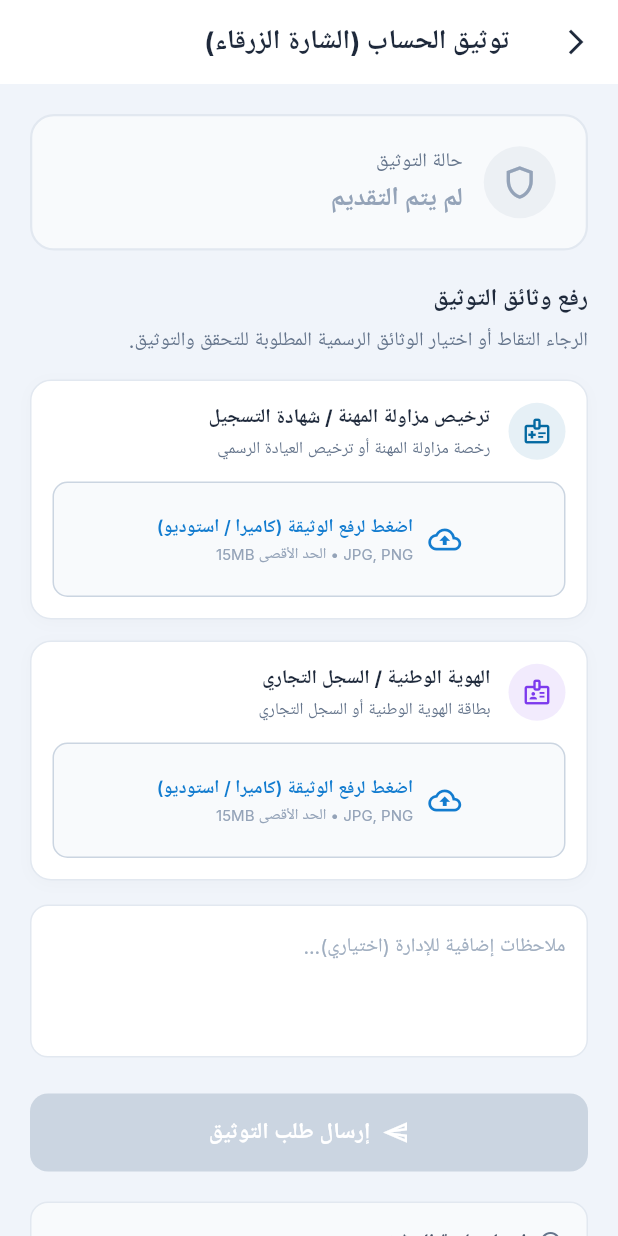
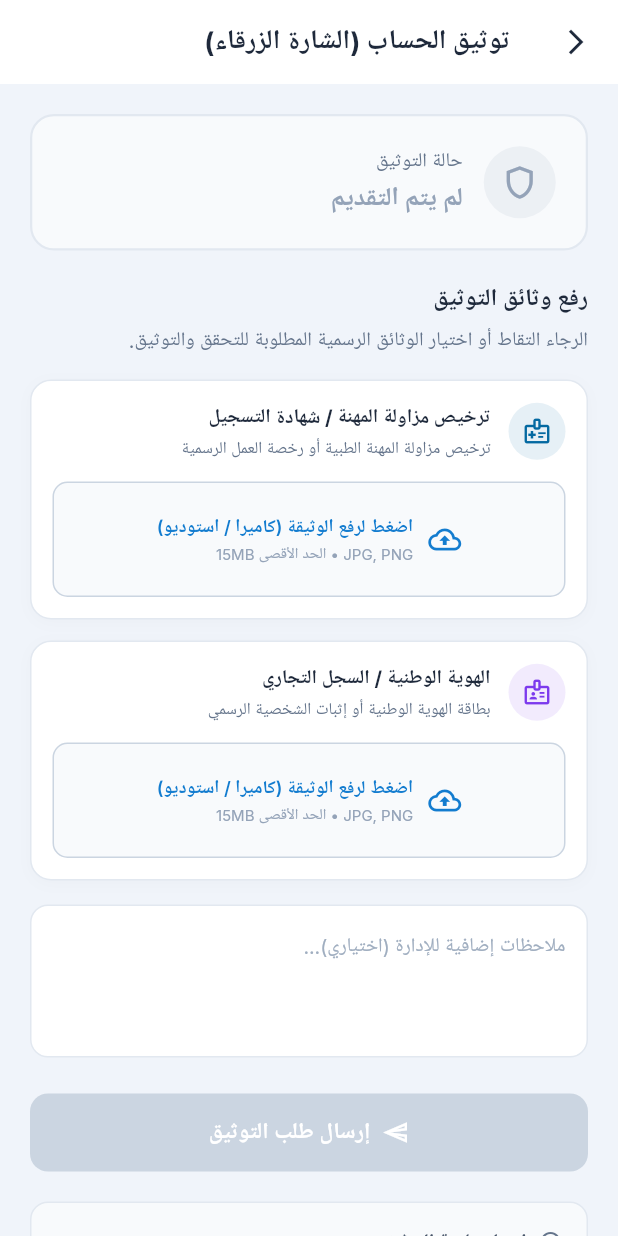
Before and after one commit to Mohosin075/app-nabeelaljirbi, a Flutter app: the VerificationScreen screen opened directly, on a phone screen of 412 x 824 dp. Run offline on Flutter 3.47's test engine with Material 3 defaults, Android fonts, the phone set to English and light mode, and no system bars; our stand-ins replace cached_network_image, carousel_slider, firebase_core, firebase_messaging, flutter_cache_manager, flutter_dotenv and 13 more; missing offline and left inert: flutter_stripe; accounts and stored records are empty; network calls fail; project files that could hold a hidden picture were left out.

Commit message:
feat: add doctor profile, verification, and home screen modules with localization support

```diff
--- a/lib/core/localization/language_strings.dart
+++ b/lib/core/localization/language_strings.dart
@@ -1220,12 +1220,8 @@ class AppLanguages extends Translations {
       'filters': 'Filters',
       'no_show': 'No-Show',
       'filter_reports': 'Filter Reports',
-      'apply_filters': 'Apply Filters',
-      'select_clinic': 'Select Clinic',
       'appointment_status': 'Appointment Status',
       'time_shift': 'Time Shift',
-      'clear_all': 'Clear All',
-      'clinic': 'Clinic',
       'status': 'Status',
       'blue_badge_verification': 'Blue Badge Verification',
       'verified_account': 'Verified Account',
@@ -1245,6 +1241,36 @@ class AppLanguages extends Translations {
       'resubmit_documents': 'Re-submit Documents',
       'badge_active_note': 'Your Blue Badge is active and visible on the public platform.',
       'badge_pending_activation': 'Documents approved! The Blue Badge will be activated publicly by administration.',
+      'verification_under_review_desc': 'Your request is under review by our administration team. You will be notified once complete.',
+      'submitted_documents': 'Submitted Documents',
+      'official_document': 'Official Document',
+      'uploaded_successfully': 'Uploaded successfully',
+      'upload_documents_instruction': 'Please capture or select the official documents required for verification.',
+      'clinic_license_doc': 'Clinic Operating License',
+      'clinic_license_desc': 'Official clinic operating license or practice permit',
+      'commercial_registration_doc': 'Commercial Registration',
+      'commercial_registration_desc': 'National ID card or commercial registry',
+      'doctor_license_desc': 'Official medical practice license or practice permit',
+      'doctor_id_desc': 'National ID card or personal identity document',
+      'optional_notes_hint': 'Additional notes for administration (optional)...',
+      'submitted_successfully': 'Submitted Successfully',
+      'submission_failed_try_again': 'An error occurred during submission. Please try again.',
+      'ready': 'Ready',
+      'uploading_doc_securely': 'Uploading document securely to cloud...',
+      'document_attached': 'Document Attached',
+      'tap_for_full_preview': 'Tap for full preview',
+      'change': 'Change',
+      'tap_to_upload_doc': 'Tap to upload document (Camera / Gallery)',
+      'file_size_limit': 'JPG, PNG • Max 15MB',
+      'select_doc_source': 'Upload Document',
+      'capture_with_camera': 'Camera',
+      'capture_directly': 'Capture document directly',
+      'select_from_gallery': 'Gallery',
+      'select_saved_file': 'Select saved image or file',
+      'close': 'Close',
+      'upload_error': 'Upload Error',
+      'upload_license_failed': 'Failed to upload license document. Please try again.',
+      'upload_id_failed': 'Failed to upload ID document. Please try again.',
     },
     'ar_SA': {
       'language': 'اللغة',
@@ -2441,12 +2467,8 @@ class AppLanguages extends Translations {
       'filters': 'الفلاتر',
       'no_show': 'لم يحضر',
       'filter_reports': 'تصفية التقارير',
-      'apply_filters': 'تطبيق الفلاتر',
-      'select_clinic': 'اختر العيادة',
       'appointment_status': 'حالة الموعد',
       'time_shift': 'الفترة الزمنية',
-      'clear_all': 'مسح الكل',
-      'clinic': 'العيادة',
       'status': 'الحالة',
       'blue_badge_verification': 'توثيق الحساب (الشارة الزرقاء)',
       'verified_account': 'حساب موثق رسمياً',
@@ -2466,6 +2488,36 @@ class AppLanguages extends Translations {
       'resubmit_documents': 'إعادة إرسال الوثائق',
       'badge_active_note': 'الشارة الزرقاء مفعّلة وظاهرة للجميع في المنصة.',
       'badge_pending_activation': 'تمت الموافقة على الوثائق، وسيتم تفعيل الشارة من قِبل الإدارة قريباً.',
+      'verification_under_review_desc': 'طلبك قيد المراجعة لدى فريق الإدارة. سيتم إشعارك فور اكتمال التدقيق.',
+      'submitted_documents': 'الوثائق المقدمة',
+      'official_document': 'وثيقة رسمية',
+      'uploaded_successfully': 'تم الرفع بنجاح',
+      'upload_documents_instruction': 'الرجاء التقاط أو اختيار الوثائق الرسمية المطلوبة للتحقق والتوثيق.',
+      'clinic_license_doc': 'رخصة تشغيل العيادة الرسمية',
+      'clinic_license_desc': 'رخصة مزاولة المهنة أو ترخيص العيادة الرسمي',
+      'commercial_registration_doc': 'السجل التجاري',
+      'commercial_registration_desc': 'بطاقة الهوية الوطنية أو السجل التجاري',
+      'doctor_license_desc': 'ترخيص مزاولة المهنة الطبية أو رخصة العمل الرسمية',
+      'doctor_id_desc': 'بطاقة الهوية الوطنية أو إثبات الشخصية الرسمي',
+      'optional_notes_hint': 'ملاحظات إضافية للإدارة (اختياري)...',
+      'submitted_successfully': 'تم الإرسال بنجاح',
+      'submission_failed_try_again': 'حدث خطأ أثناء الإرسال. الرجاء المحاولة مرة أخرى.',
+      'ready': 'جاهز',
+      'uploading_doc_securely': 'جاري رفع الوثيقة بأمان إلى السحابة...',
+      'document_attached': 'تم إرفاق الوثيقة',
+      'tap_for_full_preview': 'اضغط للمعاينة الكاملة',
+      'change': 'تغيير',
+      'tap_to_upload_doc': 'اضغط لرفع الوثيقة (كاميرا / استوديو)',
+      'file_size_limit': 'JPG, PNG • الحد الأقصى 15MB',
+      'select_doc_source': 'اختيار مصدر الوثيقة',
+      'capture_with_camera': 'التقاط صورة بالكاميرا',
+      'capture_directly': 'تصوير الوثيقة مباشرة',
+      'select_from_gallery': 'اختيار من الاستوديو',
+      'select_saved_file': 'اختيار ملف أو صورة محفوظة',
+      'close': 'إغلاق',
+      'upload_error': 'خطأ في الرفع',
+      'upload_license_failed': 'فشل في رفع وثيقة الترخيص. يرجى المحاولة مرة أخرى.',
+      'upload_id_failed': 'فشل في رفع وثيقة الهوية. يرجى المحاولة مرة أخرى.',
     },
   };
 }
--- a/lib/core/widgets/blue_badge_widget.dart
+++ b/lib/core/widgets/blue_badge_widget.dart
@@ -75,9 +75,7 @@ class BlueBadgeWidget extends StatelessWidget {
                 ),
                 const SizedBox(height: 12),
                 // Verbatim Notice Content (Rendered in RTL Arabic / English fallback)
-                Directionality(
-                  textDirection: TextDirection.rtl,
-                  child: Container(
+                Container(
                   padding: const EdgeInsets.all(12),
                   decoration: BoxDecoration(
                     color: const Color(0xffF8FAFC),
@@ -93,7 +91,6 @@ class BlueBadgeWidget extends StatelessWidget {
                       lineHeight: 1.6,
                     ),
                     textAlign: TextAlign.justify,
-                    ),
                   ),
                 ),
                 const SizedBox(height: 18),
--- a/lib/feature/common/verification/view/verification_screen.dart
+++ b/lib/feature/common/verification/view/verification_screen.dart
@@ -218,13 +218,12 @@ class VerificationScreen extends StatelessWidget {
           if (status == 'PENDING') ...[
             const SizedBox(height: 14),
             Text(
-              'طلبك قيد المراجعة لدى فريق الإدارة. سيتم إشعارك فور اكتمال التدقيق.',
+              'verification_under_review_desc'.tr,
               style: globalTextStyle(
                 fontSize: 12,
                 color: const Color(0xff92400E),
                 lineHeight: 1.6,
               ),
-              textDirection: TextDirection.rtl,
             ),
           ],
 
@@ -286,7 +285,7 @@ class VerificationScreen extends StatelessWidget {
               const Icon(Icons.folder_shared_outlined, color: AppColors.primaryColor, size: 20),
               const SizedBox(width: 8),
               Text(
-                'الوثائق المقدمة (Submitted Documents)',
+                'submitted_documents'.tr,
                 style: globalTextStyle(
                   fontSize: 14,
                   fontWeight: FontWeight.w700,
@@ -297,7 +296,7 @@ class VerificationScreen extends StatelessWidget {
           ),
           const SizedBox(height: 14),
           ...controller.documents.map((doc) {
-            final title = doc['title'] ?? 'وثيقة رسمية';
+            final title = doc['title'] ?? 'official_document'.tr;
             final url = doc['url'] ?? '';
             return Container(
               margin: const EdgeInsets.only(bottom: 10),
@@ -342,7 +341,7 @@ class VerificationScreen extends StatelessWidget {
                         ),
                         const SizedBox(height: 2),
                         Text(
-                          'تم الرفع بنجاح (Uploaded)',
+                          'uploaded_successfully'.tr,
                           style: globalTextStyle(fontSize: 11, color: const Color(0xff16A34A)),
                         ),
                       ],
@@ -415,21 +414,20 @@ class VerificationScreen extends StatelessWidget {
         ),
         const SizedBox(height: 6),
         Text(
-          'الرجاء التقاط أو اختيار الوثائق الرسمية المطلوبة للتحقق والتوثيق.',
+          'upload_documents_instruction'.tr,
           style: globalTextStyle(
             fontSize: 13,
             color: const Color(0xff64748B),
             lineHeight: 1.5,
           ),
-          textDirection: TextDirection.rtl,
         ),
         const SizedBox(height: 16),
 
         // Document 1: License Card
         Obx(() => _buildNativeDocumentCard(
               context: context,
-              title: isClinic ? 'Clinic Operating License' : 'medical_license_doc'.tr,
-              subtitle: 'رخصة مزاولة المهنة أو ترخيص العيادة الرسمي',
+              title: isClinic ? 'clinic_license_doc'.tr : 'medical_license_doc'.tr,
+              subtitle: isClinic ? 'clinic_license_desc'.tr : 'doctor_license_desc'.tr,
               icon: Icons.medical_information_outlined,
               iconColor: const Color(0xff0369A1),
               isUploading: controller.isUploadingLicense.value,
@@ -446,8 +444,8 @@ class VerificationScreen extends StatelessWidget {
         // Document 2: ID / Registration Card
         Obx(() => _buildNativeDocumentCard(
               context: context,
-              title: isClinic ? 'Commercial Registration' : 'id_proof_doc'.tr,
-              subtitle: 'بطاقة الهوية الوطنية أو السجل التجاري',
+              title: isClinic ? 'commercial_registration_doc'.tr : 'id_proof_doc'.tr,
+              subtitle: isClinic ? 'commercial_registration_desc'.tr : 'doctor_id_desc'.tr,
               icon: Icons.badge_outlined,
               iconColor: const Color(0xff7C3AED),
               isUploading: controller.isUploadingId.value,
@@ -471,9 +469,8 @@ class VerificationScreen extends StatelessWidget {
           child: TextField(
             controller: notesController,
             maxLines: 3,
-            textDirection: TextDirection.rtl,
             decoration: InputDecoration(
-              hintText: 'ملاحظات إضافية للإدارة (اختياري)...',
+              hintText: 'optional_notes_hint'.tr,
               hintStyle: globalTextStyle(
                 fontSize: 13,
                 color: const Color(0xffA0AEC0),
@@ -524,7 +521,7 @@ class VerificationScreen extends StatelessWidget {
 
                       if (success) {
                         Get.snackbar(
-                          'تم الإرسال بنجاح',
+                          'submitted_successfully'.tr,
                           'verification_submitted_success'.tr,
                           backgroundColor: const Color(0xffF0FDF4),
                           colorText: const Color(0xff15803D),
@@ -532,8 +529,8 @@ class VerificationScreen extends StatelessWidget {
                         );
                       } else {
                         Get.snackbar(
-                          'خطأ',
-                          'حدث خطأ أثناء الإرسال. الرجاء المحاولة مرة أخرى.',
+                          'error'.tr,
+                          'submission_failed_try_again'.tr,
                           backgroundColor: const Color(0xffFEE2E2),
                           colorText: const Color(0xff991B1B),
                           snackPosition: SnackPosition.BOTTOM,
@@ -670,7 +667,7 @@ class VerificationScreen extends StatelessWidget {
                         const Icon(Icons.check_circle, size: 12, color: Color(0xff16A34A)),
                         const SizedBox(width: 4),
                         Text(
-                          'Ready',
+                          'ready'.tr,
                           style: globalTextStyle(
                             fontSize: 10,
                             fontWeight: FontWeight.w600,
@@ -700,7 +697,7 @@ class VerificationScreen extends StatelessWidget {
                   ),
                   const SizedBox(height: 10),
                   Text(
-                    'جاري رفع الوثيقة بأمان إلى السحابة...',
+                    'uploading_doc_securely'.tr,
                     style: globalTextStyle(fontSize: 12, color: const Color(0xff64748B)),
                   ),
                 ],
@@ -745,7 +742,7 @@ class VerificationScreen extends StatelessWidget {
                       crossAxisAlignment: CrossAxisAlignment.start,
                       children: [
                         Text(
-                          'Document Attached',
+                          'document_attached'.tr,
                           style: globalTextStyle(
                             fontSize: 12,
                             fontWeight: FontWeight.w600,
@@ -756,7 +753,7 @@ class VerificationScreen extends StatelessWidget {
                         GestureDetector(
                           onTap: () => _showImagePreviewDialog(context, uploadedUrl, title),
                           child: Text(
-                            'اضغط للمعاينة الكاملة',
+                            'tap_for_full_preview'.tr,
                             style: globalTextStyle(
                               fontSize: 11,
                               color: AppColors.primaryColor,
@@ -771,7 +768,7 @@ class VerificationScreen extends StatelessWidget {
                     onPressed: onTapPick,
                     icon: const Icon(Icons.refresh, size: 14, color: Color(0xff475569)),
                     label: Text(
-                      'تغيير',
+                      'change'.tr,
                       style: globalTextStyle(fontSize: 11, color: const Color(0xff475569)),
                     ),
                   ),
@@ -810,7 +807,7 @@ class VerificationScreen extends StatelessWidget {
                       crossAxisAlignment: CrossAxisAlignment.start,
                       children: [
                         Text(
-                          'اضغط لرفع الوثيقة (كاميرا / استوديو)',
+                          'tap_to_upload_doc'.tr,
                           style: globalTextStyle(
                             fontSize: 12,
                             fontWeight: FontWeight.w600,
@@ -819,7 +816,7 @@ class VerificationScreen extends StatelessWidget {
                         ),
                         const SizedBox(height: 2),
                         Text(
-                          'JPG, PNG • الحد الأقصى 15MB',
+                          'file_size_limit'.tr,
                           style: globalTextStyle(
                             fontSize: 10,
                             color: const Color(0xff94A3B8),
@@ -865,7 +862,7 @@ class VerificationScreen extends StatelessWidget {
                 ),
               ),
               Text(
-                'اختيار مصدر الوثيقة (Upload Document)',
+                'select_doc_source'.tr,
                 style: globalTextStyle(
                   fontSize: 15,
                   fontWeight: FontWeight.w700,
@@ -884,11 +881,11 @@ class VerificationScreen extends StatelessWidget {
                   child: const Icon(Icons.camera_alt_outlined, color: AppColors.primaryColor),
                 ),
                 title: Text(
-                  'التقاط صورة بالكاميرا (Camera)',
+                  'capture_with_camera'.tr,
                   style: globalTextStyle(fontSize: 13, fontWeight: FontWeight.w600),
                 ),
                 subtitle: Text(
-                  'تصوير الوثيقة مباشرة',
+                  'capture_directly'.tr,
                   style: globalTextStyle(fontSize: 11, color: const Color(0xff64748B)),
                 ),
                 onTap: () {
@@ -908,11 +905,11 @@ class VerificationScreen extends StatelessWidget {
                   child: const Icon(Icons.photo_library_outlined, color: Color(0xff16A34A)),
                 ),
                 title: Text(
-                  'اختيار من الاستوديو (Gallery)',
+                  'select_from_gallery'.tr,
                   style: globalTextStyle(fontSize: 13, fontWeight: FontWeight.w600),
                 ),
                 subtitle: Text(
-                  'اختيار ملف أو صورة محفوظة',
+                  'select_saved_file'.tr,
                   style: globalTextStyle(fontSize: 11, color: const Color(0xff64748B)),
                 ),
                 onTap: () {
@@ -985,7 +982,7 @@ class VerificationScreen extends StatelessWidget {
                     child: TextButton(
                       onPressed: () => Navigator.pop(ctx),
                       child: Text(
-                        'إغلاق (Close)',
+                        'close'.tr,
                         style: globalTextStyle(
                           fontSize: 13,
                           fontWeight: FontWeight.w600,
@@ -1035,9 +1032,7 @@ class VerificationScreen extends StatelessWidget {
             ],
           ),
           const SizedBox(height: 10),
-          Directionality(
-            textDirection: TextDirection.rtl,
-            child: Text(
+          Text(
             'verification_notice_content'.tr,
             style: globalTextStyle(
               fontSize: 11,
@@ -1046,7 +1041,6 @@ class VerificationScreen extends StatelessWidget {
             ),
             textAlign: TextAlign.justify,
           ),
-          ),
         ],
       ),
     );
--- a/lib/feature/doctor/profile/controller/doctor_profile_controller.dart
+++ b/lib/feature/doctor/profile/controller/doctor_profile_controller.dart
@@ -19,6 +19,7 @@ class DoctorProfileController extends GetxController {
   var name = ''.obs;
   var role = ''.obs;
   var profileImage = ''.obs;
+  var badgeActive = false.obs;
 
   // Settings
   var isDarkTheme = false.obs;
@@ -57,6 +58,7 @@ class DoctorProfileController extends GetxController {
           name.value = model.data!.fullName ?? '';
           role.value = model.data!.doctor?.speciality ?? '';
           profileImage.value = model.data!.profileImage ?? '';
+          badgeActive.value = model.data!.doctor?.badgeActive ?? false;
           if (model.data!.country != null) {
             selectedCountry.value = model.data!.country!;
           }
--- a/lib/feature/doctor/profile/view/doctor_profile_screen.dart
+++ b/lib/feature/doctor/profile/view/doctor_profile_screen.dart
@@ -24,6 +24,9 @@ class DoctorProfileScreen extends StatelessWidget {
   Widget build(BuildContext context) {
     // Ensure controller is loaded
     final controller = Get.put(DoctorProfileController());
+    WidgetsBinding.instance.addPostFrameCallback((_) {
+      controller.fetchProfile();
+    });
 
     return Scaffold(
       backgroundColor: Color(0xffE5E9F2).withValues(alpha: 0.4),
@@ -112,7 +115,7 @@ class DoctorProfileScreen extends StatelessWidget {
                                       overflow: TextOverflow.ellipsis,
                                     ),
                                   ),
-                                  if (controller.doctorProfile.value?.doctor?.badgeActive == true) ...[
+                                  if (controller.badgeActive.value || controller.doctorProfile.value?.doctor?.badgeActive == true) ...[
                                     const SizedBox(width: 4),
                                     const BlueBadgeWidget(size: 18),
                                   ],
```
Also changed, not shown: lib/feature/common/verification/controller/verification_controller.dart (+4 -4 lines), lib/feature/doctor/home/view/doctor_home_screen.dart (+13 -1 lines). Lines whose indentation alone changed are shown as unchanged.
